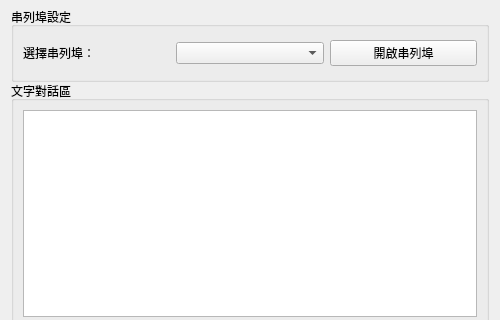
mickey9910326/ASA_HMI_Data_Agent, file ui/hmi.ui: the form before one commit; both pictures show x 0 to 500 and y 0 to 320 of the 500 by 700 pixel window.
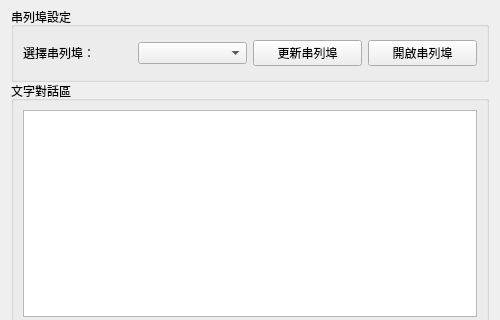
The form after the commit.

Commit message:
重構：重構串列埠區塊
- 新增測試檔main0.py
- 新增按鈕及功能：更新串列埠，以更新可選擇串列埠
- 處理串列埠 Exception

```diff
--- a/ui/hmi.ui
+++ b/ui/hmi.ui
@@ -73,7 +73,14 @@
        <widget class="QComboBox" name="portComboBox"/>
       </item>
       <item>
-       <widget class="QPushButton" name="buttonPortToggle">
+       <widget class="QPushButton" name="btnUpdatePortList">
+        <property name="text">
+         <string>更新串列埠</string>
+        </property>
+       </widget>
+      </item>
+      <item>
+       <widget class="QPushButton" name="btnPortToggle">
         <property name="text">
          <string>開啟串列埠</string>
         </property>
```
The commit also changes 4 other files.
